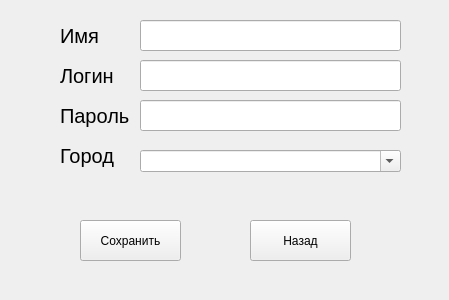
First picture: the form in cabinet.ui, repository Animila/PyWeather, before the edit.
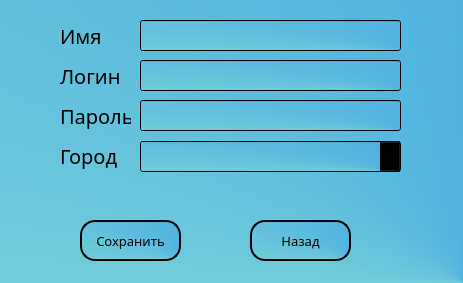
Second picture: the form after the edit.

```diff
--- a/cabinet.ui
+++ b/cabinet.ui
@@ -6,13 +6,16 @@
    <rect>
     <x>0</x>
     <y>0</y>
-    <width>449</width>
-    <height>300</height>
+    <width>463</width>
+    <height>283</height>
    </rect>
   </property>
   <property name="windowTitle">
    <string>Личный кабинет</string>
   </property>
+  <property name="styleSheet">
+   <string notr="true">background-color: qconicalgradient(cx:1, cy:1, angle:0, stop:0 rgba(0, 131, 214, 255), stop:0.0397727 rgba(54, 156, 228, 255), stop:0.965909 rgba(173, 255, 207, 255), stop:0.971591 rgba(149, 255, 200, 255), stop:1 rgba(255, 255, 255, 255));</string>
+  </property>
   <widget class="QLabel" name="label">
    <property name="geometry">
     <rect>
@@ -24,9 +27,13 @@
    </property>
    <property name="font">
     <font>
+     <family>Dubai Medium</family>
      <pointsize>15</pointsize>
     </font>
    </property>
+   <property name="styleSheet">
+    <string notr="true">background-color: None;</string>
+   </property>
    <property name="text">
     <string>Имя</string>
    </property>
@@ -42,9 +49,13 @@
    </property>
    <property name="font">
     <font>
+     <family>Dubai Medium</family>
      <pointsize>15</pointsize>
     </font>
    </property>
+   <property name="styleSheet">
+    <string notr="true">background-color: None;</string>
+   </property>
    <property name="text">
     <string>Логин</string>
    </property>
@@ -60,9 +71,13 @@
    </property>
    <property name="font">
     <font>
+     <family>Dubai Medium</family>
      <pointsize>15</pointsize>
     </font>
    </property>
+   <property name="styleSheet">
+    <string notr="true">background-color: None;</string>
+   </property>
    <property name="text">
     <string>Пароль</string>
    </property>
@@ -78,9 +93,13 @@
    </property>
    <property name="font">
     <font>
+     <family>Dubai Medium</family>
      <pointsize>15</pointsize>
     </font>
    </property>
+   <property name="styleSheet">
+    <string notr="true">background-color: None;</string>
+   </property>
    <property name="text">
     <string>Город</string>
    </property>
@@ -89,11 +108,16 @@
    <property name="geometry">
     <rect>
      <x>140</x>
-     <y>150</y>
+     <y>141</y>
      <width>261</width>
-     <height>22</height>
+     <height>31</height>
     </rect>
    </property>
+   <property name="font">
+    <font>
+     <pointsize>15</pointsize>
+    </font>
+   </property>
    <property name="editable">
     <bool>true</bool>
    </property>
@@ -107,6 +131,11 @@
      <height>31</height>
     </rect>
    </property>
+   <property name="font">
+    <font>
+     <pointsize>15</pointsize>
+    </font>
+   </property>
    <property name="alignment">
     <set>Qt::AlignCenter</set>
    </property>
@@ -120,6 +149,11 @@
      <height>31</height>
     </rect>
    </property>
+   <property name="font">
+    <font>
+     <pointsize>15</pointsize>
+    </font>
+   </property>
    <property name="alignment">
     <set>Qt::AlignCenter</set>
    </property>
@@ -133,6 +167,11 @@
      <height>31</height>
     </rect>
    </property>
+   <property name="font">
+    <font>
+     <pointsize>15</pointsize>
+    </font>
+   </property>
    <property name="alignment">
     <set>Qt::AlignCenter</set>
    </property>
@@ -146,6 +185,20 @@
      <height>41</height>
     </rect>
    </property>
+   <property name="font">
+    <font>
+     <family>Dubai Medium</family>
+     <pointsize>10</pointsize>
+    </font>
+   </property>
+   <property name="styleSheet">
+    <string notr="true">QPushButton {
+color: rgb(0, 0, 0);
+border-radius: 15px;
+border-style: outset;
+border-width: 1.5px;
+}</string>
+   </property>
    <property name="text">
     <string>Сохранить</string>
    </property>
@@ -159,6 +212,20 @@
      <height>41</height>
     </rect>
    </property>
+   <property name="font">
+    <font>
+     <family>Dubai Medium</family>
+     <pointsize>10</pointsize>
+    </font>
+   </property>
+   <property name="styleSheet">
+    <string notr="true">QPushButton {
+color: rgb(0, 0, 0);
+border-radius: 15px;
+border-style: outset;
+border-width: 1.5px;
+}</string>
+   </property>
    <property name="text">
     <string>Назад</string>
    </property>
```
Left out of the diff: 4 changed lines with no effect on the pictures.
